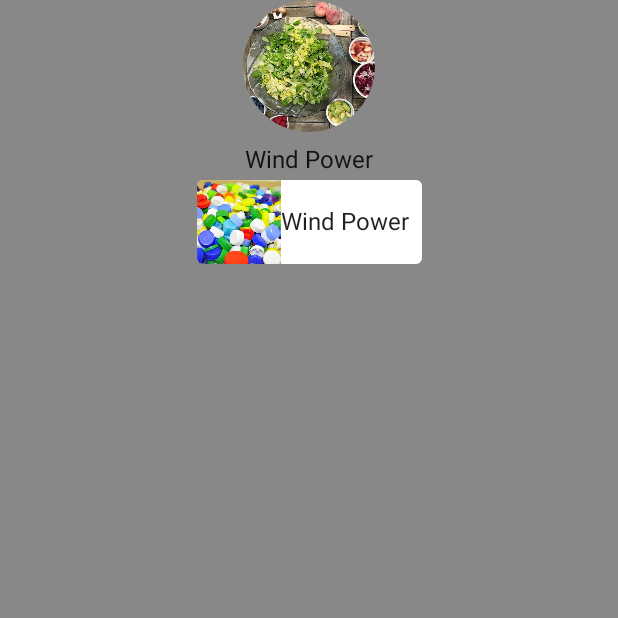
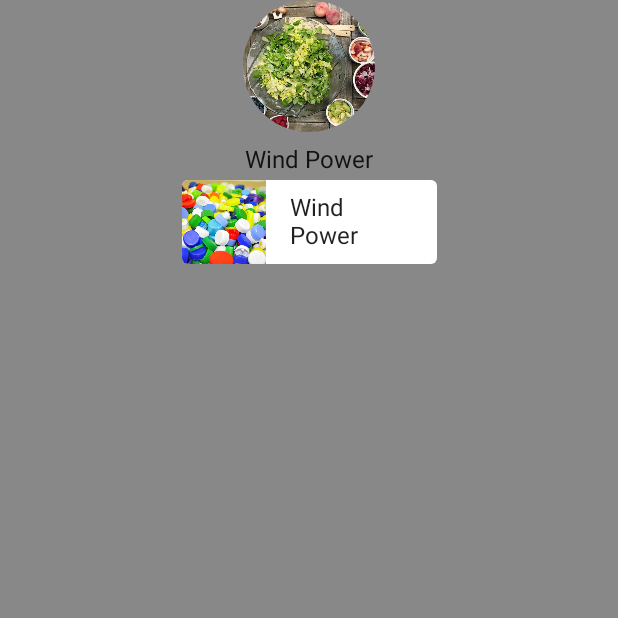
Before and after one commit to Luccien/questionaire02, an Android app built with Jetpack Compose: the screen it shows after launch (MainActivity), on a phone screen of 412 x 824 dp, the top half of it. Run offline under Robolectric (Android 15) with nearby library versions, the phone set to English and light mode, and no system bars.

Commit message:
text alignment and padding within the row surface

```diff
--- a/app/src/main/java/de/lu/questionaire02/MainActivity.kt
+++ b/app/src/main/java/de/lu/questionaire02/MainActivity.kt
@@ -100,7 +100,7 @@ fun MiddleMenu(modifier: Modifier = Modifier) {
         ) {
             Row (
                 verticalAlignment = Alignment.CenterVertically,
-                modifier = Modifier.width(150.dp)){
+                modifier = Modifier.width(170.dp)){
                 Image(
                     painter = painterResource(id = R.drawable.p1plastic),
                     contentScale = ContentScale.Crop,
@@ -109,7 +109,8 @@ fun MiddleMenu(modifier: Modifier = Modifier) {
                             .size(56.dp)
                 )
                 Text(
-                    stringResource(id = R.string.windPower)
+                    stringResource(id = R.string.windPower),
+                    modifier = Modifier.padding(horizontal = 16.dp)
                 )
             }
 
```
